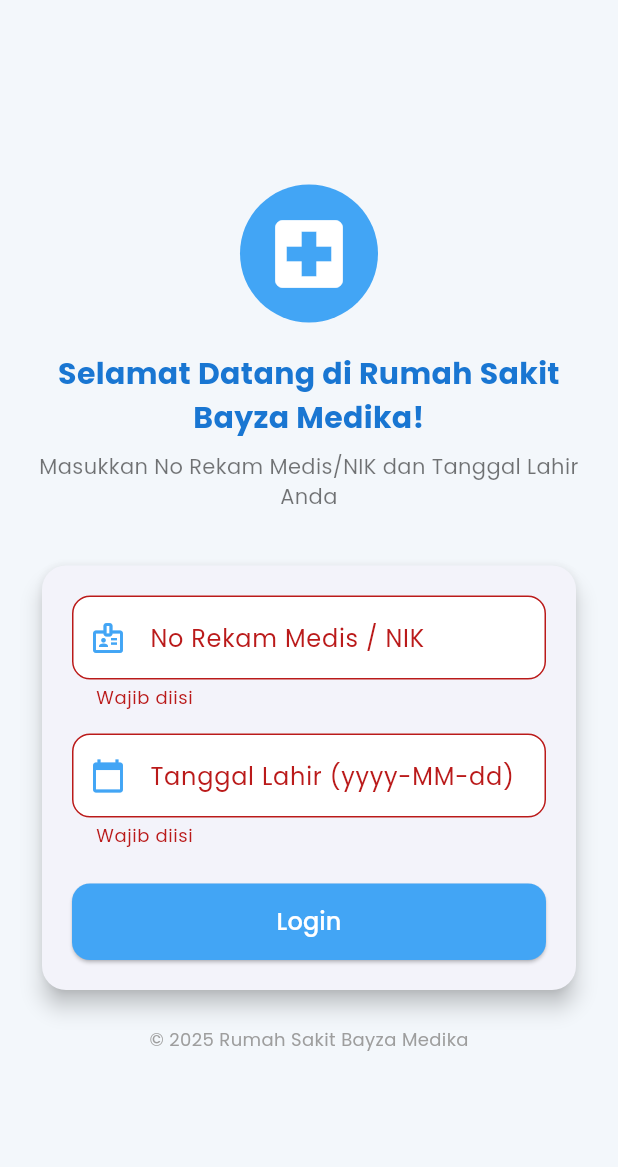
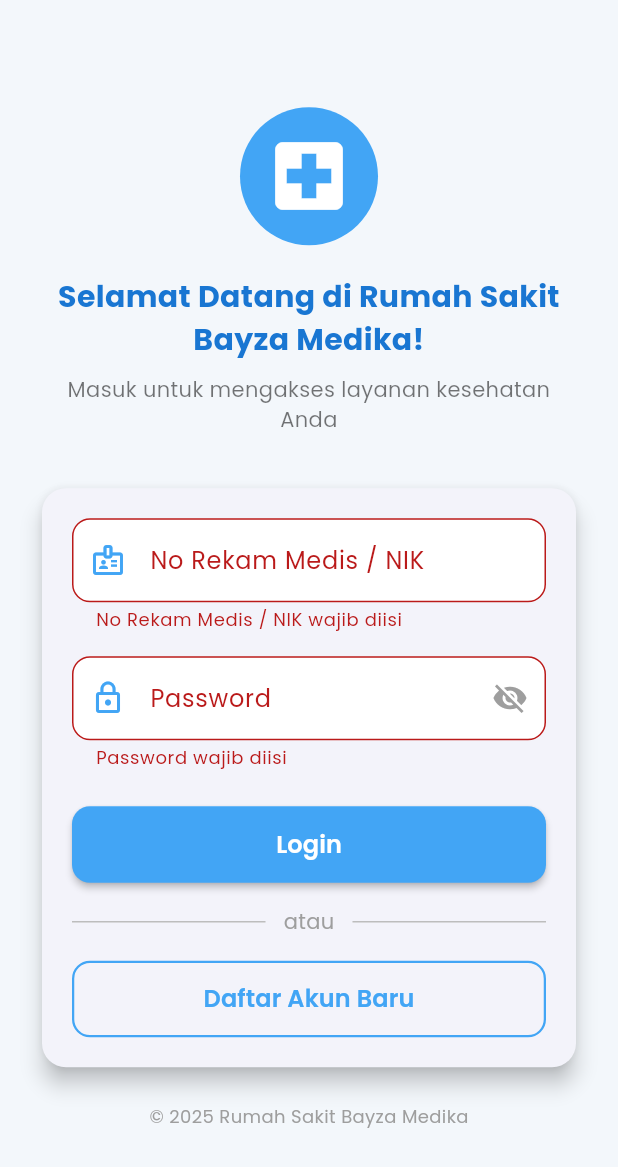
Before and after one commit to YudhaJeo/Flutter-RS-System, a Flutter app: the screen it shows after launch, after a tap on "Login", on a phone screen of 412 x 824 dp. Shown: the top 1167 px of the screen. Run offline on Flutter 3.47's test engine with Material 3 defaults, Android fonts, the phone set to English and light mode, and no system bars; our stand-ins replace flutter_dotenv, fluttertoast, google_fonts, shared_preferences, table_calendar; network calls fail.

Commit message:
UPD: Login - Penyesuaian frontend dengan password

```diff
--- a/flutter_sistem_rs/lib/main.dart
+++ b/flutter_sistem_rs/lib/main.dart
@@ -5,6 +5,7 @@ import 'package:google_fonts/google_fonts.dart';
 import 'package:flutter/services.dart'; // ← tambahkan ini
 import 'screens/splash_screen.dart';
 import 'screens/login/login_screen.dart';
+import 'screens/register/register_screen.dart';
 import 'screens/home/home_screen.dart';
 import 'widgets/main_bottom_nav.dart';
 import 'screens/profile/profile_screen.dart';
@@ -62,6 +63,7 @@ class MyApp extends StatelessWidget {
       locale: const Locale('id', 'ID'),
       home: const SplashScreen(onFinish: _cekLoginDanRedirect),
       routes: {
+        '/register': (context) => const RegisterScreen(),
         '/login': (context) => const LoginScreen(),
         '/home': (context) => const HomeScreen(),
         '/profile': (context) => const ProfileScreen(),
--- a/flutter_sistem_rs/lib/screens/login/login_screen.dart
+++ b/flutter_sistem_rs/lib/screens/login/login_screen.dart
@@ -2,7 +2,7 @@ import 'dart:convert';
 import 'package:http/http.dart' as http;
 import 'package:flutter/material.dart';
 import 'package:shared_preferences/shared_preferences.dart';
-// import '../../utils/app_env.dart';
+import 'package:fluttertoast/fluttertoast.dart';
 
 class LoginScreen extends StatefulWidget {
   const LoginScreen({super.key});
@@ -13,17 +13,28 @@ class LoginScreen extends StatefulWidget {
 
 class _LoginScreenState extends State<LoginScreen> {
   final TextEditingController _identitasController = TextEditingController();
-  final TextEditingController _tanggalLahirController = TextEditingController();
+  final TextEditingController _passwordController = TextEditingController();
   final GlobalKey<FormState> _formKey = GlobalKey<FormState>();
   bool _isLoading = false;
-  String? _error;
+  bool _obscurePassword = true;
+
+  void _showToast(String message, {bool isError = false}) {
+    Fluttertoast.showToast(
+      msg: message,
+      toastLength: Toast.LENGTH_LONG,
+      gravity: ToastGravity.BOTTOM,
+      timeInSecForIosWeb: 3,
+      backgroundColor: isError ? Colors.red : Colors.green,
+      textColor: Colors.white,
+      fontSize: 14.0,
+    );
+  }
 
   Future<void> _login() async {
     if (!_formKey.currentState!.validate()) return;
 
     setState(() {
       _isLoading = true;
-      _error = null;
     });
 
     final uri = Uri.parse('http://10.0.2.2:4100/login');
@@ -35,8 +46,8 @@ class _LoginScreenState extends State<LoginScreen> {
         uri,
         headers: {'Content-Type': 'application/json'},
         body: jsonEncode({
-          'norekammedis': _identitasController.text,
-          'tanggallahir': _tanggalLahirController.text,
+          'norekammedis': _identitasController.text.trim(),
+          'password': _passwordController.text,
         }),
       );
 
@@ -49,23 +60,33 @@ class _LoginScreenState extends State<LoginScreen> {
         await prefs.setString('norekammedis', pasien['NOREKAMMEDIS']);
         await prefs.setString('namaLengkap', pasien['NAMALENGKAP']);
         await prefs.setString('nik', pasien['NIK']);
+
+        _showToast(data['message'] ?? 'Login berhasil');
+
         if (mounted) {
           Navigator.pushReplacementNamed(context, '/main');
         }
       } else {
-        setState(() {
-          _error = data['message'] ?? 'Login gagal';
-        });
+        _showToast(data['message'] ?? 'Login gagal', isError: true);
       }
     } catch (e) {
-      setState(() {
-        _error = 'Gagal terhubung ke server';
-      });
+      _showToast('Gagal terhubung ke server. Periksa koneksi internet Anda.', isError: true);
     }
 
     setState(() {
       _isLoading = false;
     });
+  }
+
+  void _goToRegister() {
+    Navigator.pushNamed(context, '/register');
+  }
+
+  @override
+  void dispose() {
+    _identitasController.dispose();
+    _passwordController.dispose();
+    super.dispose();
   }
 
   @override
@@ -106,7 +127,7 @@ class _LoginScreenState extends State<LoginScreen> {
                 ),
                 const SizedBox(height: 8),
                 const Text(
-                  "Masukkan No Rekam Medis/NIK dan Tanggal Lahir Anda",
+                  "Masuk untuk mengakses layanan kesehatan Anda",
                   style: TextStyle(color: Colors.black54),
                   textAlign: TextAlign.center,
                 ),
@@ -124,6 +145,7 @@ class _LoginScreenState extends State<LoginScreen> {
                       key: _formKey,
                       child: Column(
                         children: [
+                          // Input No Rekam Medis / NIK
                           TextFormField(
                             controller: _identitasController,
                             decoration: InputDecoration(
@@ -140,34 +162,47 @@ class _LoginScreenState extends State<LoginScreen> {
                                 borderSide: const BorderSide(
                                     color: Color(0xFF42A5F5), width: 1.2),
                               ),
+                              enabledBorder: OutlineInputBorder(
+                                borderRadius: BorderRadius.circular(12),
+                                borderSide: BorderSide(
+                                    color: Colors.grey.shade300, width: 1.2),
+                              ),
+                              focusedBorder: OutlineInputBorder(
+                                borderRadius: BorderRadius.circular(12),
+                                borderSide: const BorderSide(
+                                    color: Color(0xFF42A5F5), width: 2),
+                              ),
                             ),
                             validator: (value) => value == null || value.isEmpty
-                                ? 'Wajib diisi'
+                                ? 'No Rekam Medis / NIK wajib diisi'
                                 : null,
                           ),
                           const SizedBox(height: 16),
+
+                          // Input Password
                           TextFormField(
-                            controller: _tanggalLahirController,
-                            readOnly: true,
-                            onTap: () async {
-                              final picked = await showDatePicker(
-                                context: context,
-                                initialDate: DateTime(2000),
-                                firstDate: DateTime(1900),
-                                lastDate: DateTime.now(),
-                              );
-                              if (picked != null) {
-                                _tanggalLahirController.text =
-                                    picked.toIso8601String().substring(0, 10);
-                              }
-                            },
+                            controller: _passwordController,
+                            obscureText: _obscurePassword,
                             decoration: InputDecoration(
                               prefixIcon: const Icon(
-                                Icons.calendar_today,
+                                Icons.lock_outline,
                                 color: Color(0xFF42A5F5),
                               ),
-                              labelText: 'Tanggal Lahir (yyyy-MM-dd)',
-                              hintText: 'Pilih tanggal lahir',
+                              suffixIcon: IconButton(
+                                icon: Icon(
+                                  _obscurePassword
+                                      ? Icons.visibility_off
+                                      : Icons.visibility,
+                                  color: Colors.grey,
+                                ),
+                                onPressed: () {
+                                  setState(() {
+                                    _obscurePassword = !_obscurePassword;
+                                  });
+                                },
+                              ),
+                              labelText: 'Password',
+                              hintText: 'Masukkan password',
                               filled: true,
                               fillColor: Colors.white,
                               border: OutlineInputBorder(
@@ -175,22 +210,22 @@ class _LoginScreenState extends State<LoginScreen> {
                                 borderSide: const BorderSide(
                                     color: Color(0xFF42A5F5), width: 1.2),
                               ),
+                              enabledBorder: OutlineInputBorder(
+                                borderRadius: BorderRadius.circular(12),
+                                borderSide: BorderSide(
+                                    color: Colors.grey.shade300, width: 1.2),
+                              ),
+                              focusedBorder: OutlineInputBorder(
+                                borderRadius: BorderRadius.circular(12),
+                                borderSide: const BorderSide(
+                                    color: Color(0xFF42A5F5), width: 2),
+                              ),
                             ),
                             validator: (value) => value == null || value.isEmpty
-                                ? 'Wajib diisi'
+                                ? 'Password wajib diisi'
                                 : null,
                           ),
                           const SizedBox(height: 24),
-
-                          if (_error != null)
-                            Padding(
-                              padding: const EdgeInsets.only(bottom: 8.0),
-                              child: Text(
-                                _error!,
-                                style: const TextStyle(color: Colors.red),
-                                textAlign: TextAlign.center,
-                              ),
-                            ),
 
                           // 🔵 Tombol Login
                           SizedBox(
@@ -204,6 +239,7 @@ class _LoginScreenState extends State<LoginScreen> {
                                 shape: RoundedRectangleBorder(
                                   borderRadius: BorderRadius.circular(12),
                                 ),
+                                elevation: 2,
                               ),
                               onPressed: _isLoading ? null : _login,
                               child: _isLoading
@@ -215,8 +251,53 @@ class _LoginScreenState extends State<LoginScreen> {
                                     )
                                   : const Text(
                                       'Login',
-                                      style: TextStyle(fontSize: 16),
+                                      style: TextStyle(
+                                        fontSize: 16,
+                                        fontWeight: FontWeight.w600,
+                                      ),
                                     ),
+                            ),
+                          ),
+                          const SizedBox(height: 16),
+
+                          // Divider
+                          Row(
+                            children: [
+                              Expanded(child: Divider(color: Colors.grey.shade400)),
+                              const Padding(
+                                padding: EdgeInsets.symmetric(horizontal: 12),
+                                child: Text(
+                                  'atau',
+                                  style: TextStyle(color: Colors.grey),
+                                ),
+                              ),
+                              Expanded(child: Divider(color: Colors.grey.shade400)),
+                            ],
+                          ),
+                          const SizedBox(height: 16),
+
+                          // 📝 Tombol Register
+                          SizedBox(
+                            width: double.infinity,
+                            child: OutlinedButton(
+                              style: OutlinedButton.styleFrom(
+                                foregroundColor: const Color(0xFF42A5F5),
+                                padding:
+                                    const EdgeInsets.symmetric(vertical: 14),
+                                side: const BorderSide(
+                                    color: Color(0xFF42A5F5), width: 1.5),
+                                shape: RoundedRectangleBorder(
+                                  borderRadius: BorderRadius.circular(12),
+                                ),
+                              ),
+                              onPressed: _isLoading ? null : _goToRegister,
+                              child: const Text(
+                                'Daftar Akun Baru',
+                                style: TextStyle(
+                                  fontSize: 16,
+                                  fontWeight: FontWeight.w600,
+                                ),
+                              ),
                             ),
                           ),
                         ],
```
